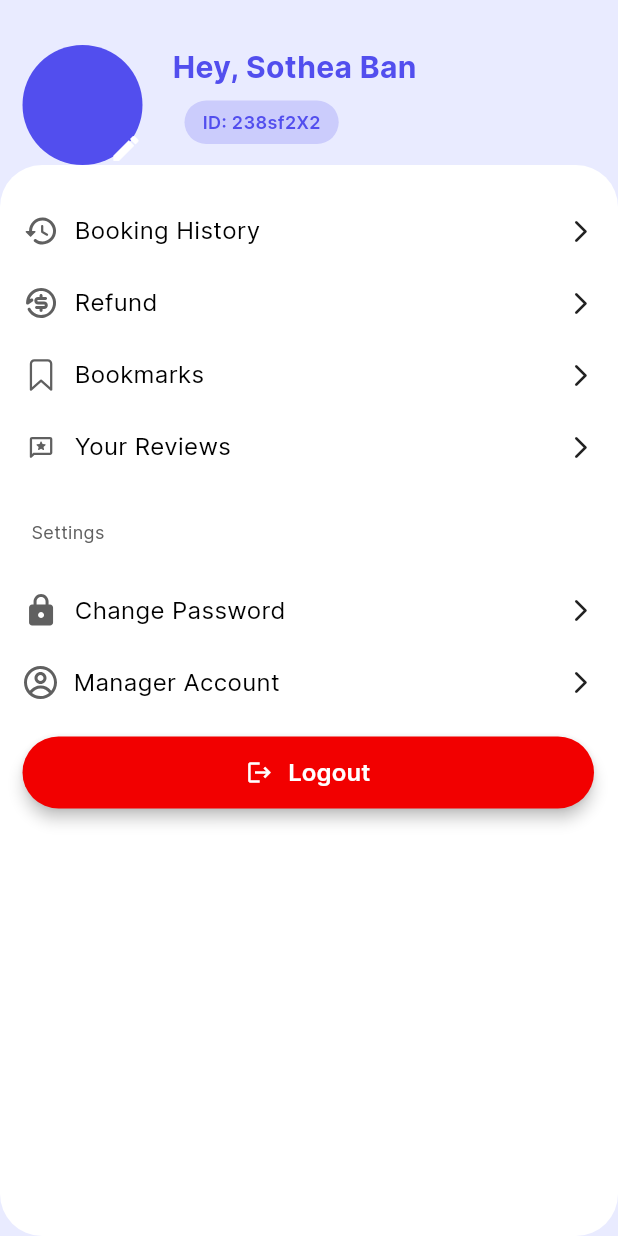
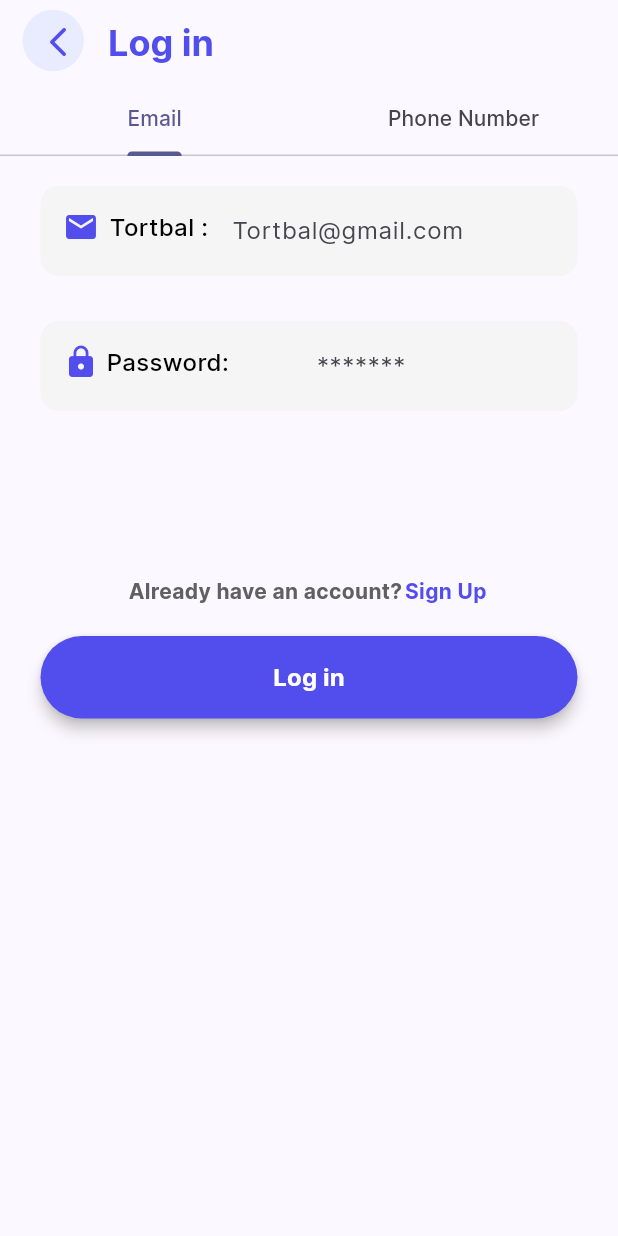
Before and after one commit to Thea-zin/TortbalMiniApp, a Flutter app: the screen it shows after launch, on a phone screen of 412 x 824 dp. Run offline on Flutter 3.47's test engine with Material 3 defaults, Android fonts, the phone set to English and light mode, and no system bars; our stand-ins replace flutter_svg, intl_phone_field, modal_bottom_sheet.

Commit message:
Create Authentication screen

```diff
--- /dev/null
+++ b/lib/Views/authentication/login.dart
@@ -0,0 +1,375 @@
+
+import 'package:flutter/material.dart' hide ModalBottomSheetRoute;
+import 'package:flutter_svg/svg.dart';
+import 'package:thortbal/Helpers/Widgets/tb_button.dart';
+import 'package:thortbal/Constants/tb_color.dart';
+import 'package:thortbal/Constants/tb_textsize.dart';
+import 'package:thortbal/Helpers/Widgets/tb_text.widget.dart';
+import 'package:intl_phone_field/intl_phone_field.dart';
+import  'package:thortbal/Constants/tb_icon.dart';
+import 'package:thortbal/Helpers/Widgets/tb_textfield.widget.dart';
+import 'package:thortbal/Helpers/Widgets/tb_textfield.widget.dart';
+
+
+class Login extends StatelessWidget {
+  const Login({super.key});
+
+  @override
+ Widget build(BuildContext context) {
+  return DefaultTabController(
+    length: 2,
+    child: Scaffold(
+      appBar: AppBar(
+        leading: Padding(
+          padding: const EdgeInsets.only(left: 15, top: 4.0, bottom: 6),
+          child: TBBackButton(
+            onTap: () => Navigator.pop(context),
+          ),
+        ),
+        title: TBText(
+          "Log in",
+          textColor: TBColor.primary,
+          textSize: TBTextSize.xlarge,
+          fontWeight: FontWeight.bold,
+        ),
+        bottom: const TabBar(
+          tabs: [
+            Tab(text: "Email"),
+            Tab(text: "Phone Number"),
+          ],
+        ),
+      ),
+      body: TabBarView(
+        children: [
+          Container(
+            child: Column(
+               children: [
+            Container(
+              margin: EdgeInsets.fromLTRB(20, 20, 20, 10),
+              padding: EdgeInsets.fromLTRB(15, 5, 5, 10),
+              width:358 ,
+              height: 60,
+              decoration: BoxDecoration(
+                 color: TBColor.inputBackground,
+                borderRadius: BorderRadius.circular(12),
+              ),
+              child: Row(
+               children: [
+                  Expanded(
+                      child: Container(
+                        width: 200,
+                        child: Row(
+                          children: [
+                            Container(
+                              child: Icon(
+                              Icons.email,
+                              color: TBColor.primary,
+                            )
+                            ),
+                            SizedBox(width: 5,),
+                            Container(
+                              child: TBText(
+                                "Tortbal : ",
+                                textSize:16,
+                                fontWeight: FontWeight.w500,
+                              )
+                            ),
+                          ],
+                        ),
+                      )
+                      ),
+                  Expanded(
+                    flex:2,
+                    child: TextField(
+                      decoration: InputDecoration(
+                        border: InputBorder.none,
+                        hintText:'Tortbal@gmail.com',
+
+                      ),
+                    )
+
+                  ),
+                ],
+              ),
+            ),
+             Container(
+              margin: EdgeInsets.fromLTRB(20, 20, 20, 10),
+              padding: EdgeInsets.fromLTRB(15, 5, 5, 10),
+              width:358 ,
+              height: 60,
+              decoration: BoxDecoration(
+                 color: TBColor.inputBackground,
+                borderRadius: BorderRadius.circular(12),
+              ),
+              child: Row(
+               children: [
+                ///email
+                  Expanded(
+                      child: Container(
+                        width: 200,
+                        child: Row(
+                          children: [
+                            Container(
+                              child: Icon(
+                              Icons.lock,
+                              color: TBColor.primary,
+                            )
+                            ),
+                            SizedBox(width: 5,),
+                            Container(
+                              child: TBText(
+                                "Password:",
+                                textSize:16,
+                                fontWeight: FontWeight.w500,
+
+                              )
+                            ),
+                          ],
+                        ),
+                      )
+                      ),
+                  Expanded(
+                    flex:1,
+                    child: TextField(
+                      decoration: InputDecoration(
+                        border: InputBorder.none,
+                        hintText:'*******',
+
+                      ),
+                    )
+
+                  ),
+                ],
+              ),
+            ),
+            ///Test button
+            // SizedBox(
+
+            //   child: TBButton(
+            //    backgroundColor: TBColor.warning,
+
+            //     onTap: (){},
+            //     child: Row(
+            //       children: [
+            //         TBText("Hello button"),
+            //         SvgPicture.asset(TBIcons.tbABA,
+            //         width: 48,
+            //         height: 48,
+            //         fit: BoxFit.contain,
+            //         ),
+            //       ],
+            //     ),
+            //   ),
+            // ),
+
+
+
+            ///Testfild test
+            // TBTextFeild(
+            //   maxWidthPrefix: 100,
+            //   prefix:Center(
+            //     child: Row(
+            //       children: [
+            //         Icon(Icons.home),
+            //         TBText("Home"),
+            //       ],
+            //     ) ,
+            //   ),
+            //   ///Testing suffix
+            //   suffix:Icon(Icons.home) ,
+            // ),
+
+
+
+            Container(
+              margin: EdgeInsets.fromLTRB(0, 100, 0, 0),
+              child: Row(
+                mainAxisAlignment: MainAxisAlignment.center,
+                children: [
+                  TBText("Already have an account?",
+                    textColor: TBColor.label,
+                    textSize: 14,
+                    fontWeight: FontWeight.w700,
+                  ),
+                  TBText("Sign Up ",
+                    textColor: TBColor.primary,
+                    textSize:14,
+                    fontWeight: FontWeight.w700,
+
+                  ),
+
+                ],
+              ),
+            ),
+            Container(
+                  padding:EdgeInsets.fromLTRB(0, 20, 0, 0),
+                  width: 358,
+                  height: 75,
+                  child: TBButton(
+                    onTap: () {},
+                    backgroundColor: TBColor.primary,
+                    child:Row(
+                      mainAxisAlignment: MainAxisAlignment.center,
+                        children: [
+                          TBText(
+                            "Log in",
+                            fontWeight: FontWeight.bold,
+                            textSize: 16,
+                            textColor: Colors.white,
+                          )
+                        ],
+                    ) ,)
+                ),
+           ]
+            ),
+          ),
+
+          //Phone number tab
+          Container(
+            child: Column(
+              children: [
+                 Container(
+                    margin: EdgeInsets.all(20),
+                      decoration: BoxDecoration(
+                        color: TBColor.inputBackground,
+                        borderRadius: BorderRadius.all(Radius.circular(12.0)),
+                      ),
+                      child:Container(
+                        padding: EdgeInsets.fromLTRB(0, 10, 0, 0),
+                        child: Row(
+                            mainAxisAlignment: MainAxisAlignment.center,
+                                      children: [
+                                        SizedBox(
+                                            width:300.0 ,
+                                            height: 58,
+                                            // Adjust the width according to your requirement
+                                            child: IntlPhoneField(
+                                              decoration: const InputDecoration(
+                                                border: InputBorder.none,
+                                                hintText: "12 345 678",
+                                                suffix: SizedBox(width: 50),
+                                              ),
+
+
+                                            ),
+                                          ),
+
+                                      ],
+                                    ),
+                      ),
+
+
+                    ),
+                Container(
+                  padding: EdgeInsets.fromLTRB(0, 10, 0, 0),
+                  width: 358,
+                  child: const Text(
+                              "Please note that by signing up your user account, you are accepting our Terms of Use and Privacy Policy.",
+                              style: TextStyle(
+                                fontSize:12,
+                              ),
+                    ),
+                    ),
+                    Container(
+                      padding: EdgeInsets.fromLTRB(20, 20, 20, 20),
+                      child: Divider(
+
+                        color:TBColor.label,
+                        thickness: 1,
+                      ),
+                ),
+                Container(
+                  child: Column(
+                        children: [
+                          Container(
+                            width: 358,
+                            height: 48,
+                            child: ElevatedButton.icon(
+                              onPressed: (){},
+                              label: const TBText(
+                                "Continue with facebook",
+                                fontWeight: FontWeight.w600,
+
+                              ),
+                              icon:SvgPicture.asset(TBIcons.tbFacebook),
+                              style: ElevatedButton.styleFrom(
+                                backgroundColor: TBColor.inputBackground,
+                              ),
+                            ),
+                    ),
+                Container(
+                    padding: EdgeInsets.fromLTRB(0, 20, 0, 0),
+                    child: Column(
+                      children: [
+                        SizedBox(
+                          width: 358,
+                          height: 48,
+                          child: ElevatedButton.icon(
+                            onPressed: (){},
+                            label: const TBText(
+                              "Continue with facebook",
+                              fontWeight: FontWeight.w600,
+
+                            ),
+                            icon:SvgPicture.asset(TBIcons.tbGoogle),
+                            style: ElevatedButton.styleFrom(
+                              backgroundColor: TBColor.inputBackground,
+                            ),
+                  ),
+                ),
+
+              ],
+            ),
+          ),
+          Container(
+            padding:const EdgeInsets.fromLTRB(0, 100, 0, 0),
+            child: Row(
+              mainAxisAlignment: MainAxisAlignment.center,
+                children: [
+                  const TBText(
+                    "Already Having Account ?",
+                    textSize:14,
+                  ),
+                  TBText(
+                    "Sign Up",
+                    textSize:14,
+                    textColor: TBColor.primary,
+                    fontWeight: FontWeight.bold,
+                  ),
+                ],
+            ),
+          ),
+          Container(
+                  padding:const EdgeInsets.fromLTRB(0, 20, 0, 0),
+                  width: 358,
+                  height: 75,
+                  child: TBButton(
+                    onTap: () {},
+                    backgroundColor: TBColor.primary,
+                    child:const Row(
+                      mainAxisAlignment: MainAxisAlignment.center,
+                        children: [
+                          TBText(
+                            "Log in",
+                            fontWeight: FontWeight.w600,
+                            textSize: 16,
+                            textColor: Colors.white,
+                          )
+                        ],
+                    ) ,)
+                )
+
+
+
+              ],
+            ),
+          ),
+              ],
+            )
+          ),
+        ],
+      ),
+    ),
+  );
+  }
+}
--- a/lib/app/main.dart
+++ b/lib/app/main.dart
@@ -1,7 +1,10 @@
 import 'package:flutter/material.dart';
 import 'package:thortbal/Constants/tb_color.dart';
 import 'package:thortbal/Views/Profile/profile.screen.dart';
-
+import 'package:thortbal/Views/authentication/login.dart';
+import 'package:thortbal/Views/authentication/signUp.dart';
+import 'package:thortbal/Views/authentication/SigupWithEmail.dart';
+import 'package:thortbal/Views/authentication/login.dart';
 void main() {
   runApp(
     const MyApp(),
@@ -15,14 +18,15 @@ class MyApp extends StatelessWidget {
   @override
   Widget build(BuildContext context) {
     return MaterialApp(
+
       title: 'Flutter Demo',
-      debugShowCheckedModeBanner: true,
+      debugShowCheckedModeBanner: false,
       theme: ThemeData(
         fontFamily: "Inter",
         colorScheme: ColorScheme.fromSeed(seedColor: TBColor.primary),
         useMaterial3: true,
       ),
-      home: const TBProfileScreen(),
+      home: const Login(),
     );
   }
 }
--- a/pubspec.yaml
+++ b/pubspec.yaml
@@ -37,6 +37,7 @@ dependencies:
   # The following adds the Cupertino Icons font to your application.
   # Use with the CupertinoIcons class for iOS style icons.
   cupertino_icons: ^1.0.2
+  intl_phone_field: ^3.2.0
 
 dev_dependencies:
   flutter_test:
```
Also changed, not shown: lib/Views/authentication/SigupWithEmail.dart (added, +176 -0 lines), lib/Views/authentication/signUp.dart (added, +168 -0 lines), lib/Views/authentication/verifyOTP.dart (added, +11 -0 lines), pubspec.lock, 3 other files.
